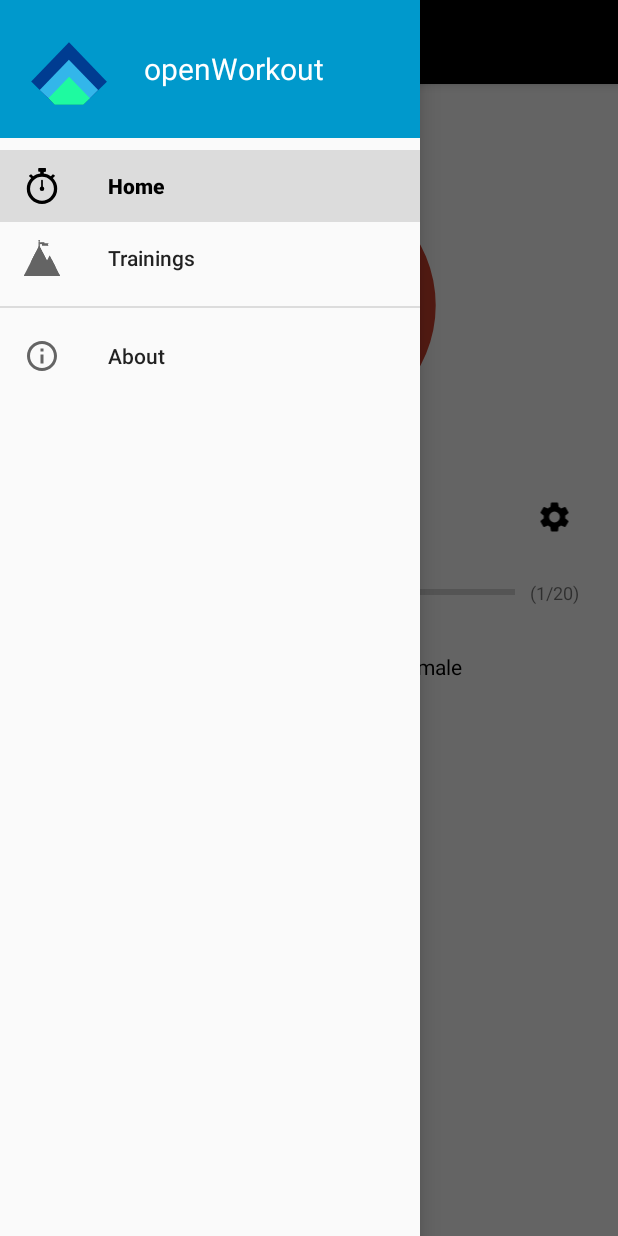
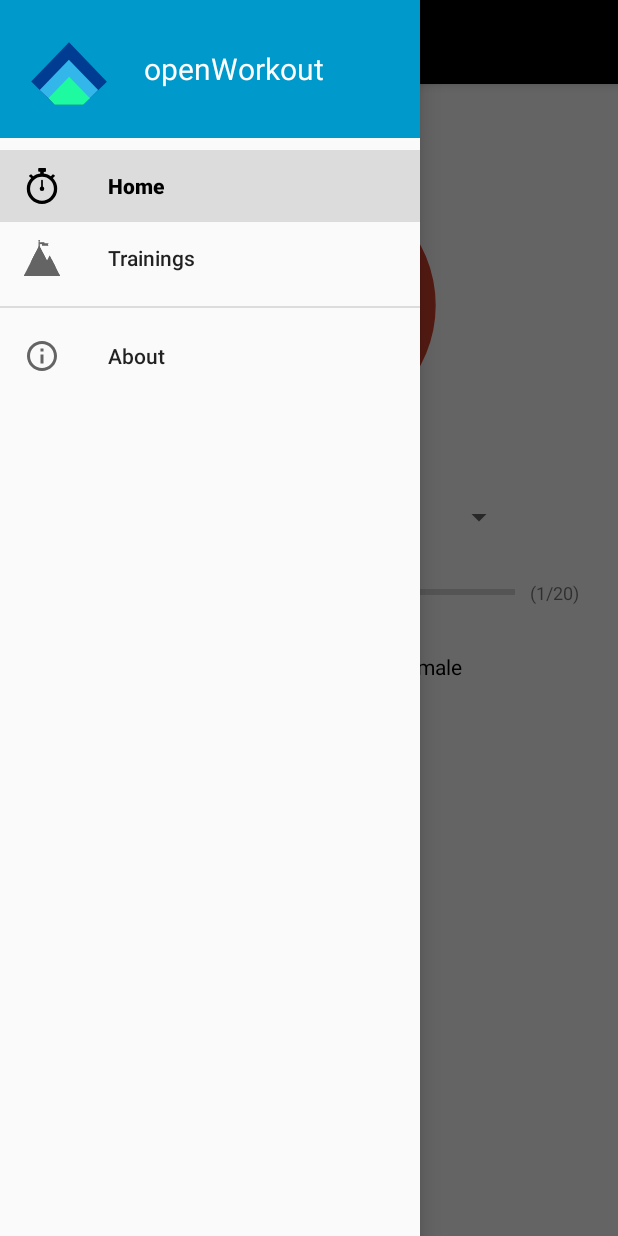
Before and after one commit to oliexdev/openWorkout, an Android app: the screen it shows after launch (MainActivity), with the side drawer open, on a phone screen of 412 x 824 dp. Run offline under Robolectric (Android 15) with nearby library versions, the phone set to English and light mode, and no system bars; our stand-ins replace Room's generated code, Timber, navigation-ui; libraries missing offline, so code that uses them is left out: com.alphamovie.lib; 11 statements that could not run were skipped.

Commit message:
replaced training name text view with a spinner view

```diff
--- a/app/src/main/java/com/health/openworkout/core/datatypes/TrainingPlan.java
+++ b/app/src/main/java/com/health/openworkout/core/datatypes/TrainingPlan.java
@@ -122,4 +122,9 @@ public class TrainingPlan {
     public void setCountFinishedTraining(int countFinishedTraining) {
         this.countFinishedTraining = countFinishedTraining;
     }
+
+    @Override
+    public String toString() {
+        return name;
+    }
 }
--- a/app/src/main/java/com/health/openworkout/gui/home/HomeFragment.java
+++ b/app/src/main/java/com/health/openworkout/gui/home/HomeFragment.java
@@ -8,9 +8,12 @@ import android.os.Bundle;
 import android.view.LayoutInflater;
 import android.view.View;
 import android.view.ViewGroup;
+import android.widget.AdapterView;
+import android.widget.ArrayAdapter;
 import android.widget.Button;
 import android.widget.ProgressBar;
 import android.widget.RadioGroup;
+import android.widget.Spinner;
 import android.widget.TableRow;
 import android.widget.TextView;
 
@@ -22,12 +25,11 @@ import com.health.openworkout.R;
 import com.health.openworkout.core.OpenWorkout;
 import com.health.openworkout.core.datatypes.TrainingPlan;
 import com.health.openworkout.core.datatypes.User;
-import com.health.openworkout.gui.training.TrainingFragment;
 
 public class HomeFragment extends Fragment {
     private Button startView;
     private TableRow trainingRow;
-    private TextView trainingNameView;
+    private Spinner trainingNameView;
     private ProgressBar sessionProgressBar;
     private TextView sessionView;
     private RadioGroup avatarGroup;
@@ -55,16 +57,6 @@ public class HomeFragment extends Fragment {
         });
 
         trainingRow = root.findViewById(R.id.trainingRow);
-
-        trainingRow.setOnClickListener(new View.OnClickListener() {
-            @Override
-            public void onClick(View v) {
-                HomeFragmentDirections.ActionHomeFragmentToTrainingFragment action = HomeFragmentDirections.actionHomeFragmentToTrainingFragment();
-                action.setFragmentMode(TrainingFragment.TRAINING_FRAGMENT_MODE.SELECT);
-                Navigation.findNavController(getActivity(), R.id.nav_host_fragment).navigate(action);
-            }
-        });
-
         sessionProgressBar = root.findViewById(R.id.sessionProgressBar);
         sessionView = root.findViewById(R.id.sessionView);
         trainingNameView = root.findViewById(R.id.trainingNameView);
@@ -72,7 +64,25 @@ public class HomeFragment extends Fragment {
         user = openWorkout.getCurrentUser();
         userTrainingPlan = openWorkout.getTrainingPlan(user.getTrainingsPlanId());
 
-        trainingNameView.setText(userTrainingPlan.getName());
+        final ArrayAdapter<TrainingPlan> spinnerArrayAdapter = new ArrayAdapter<>(getActivity(), R.layout.spinner_training_item, openWorkout.getTrainingPlans());
+
+        spinnerArrayAdapter.setDropDownViewResource(R.layout.spinner_training_item);
+        trainingNameView.setAdapter(spinnerArrayAdapter);
+
+        trainingNameView.setOnItemSelectedListener(new AdapterView.OnItemSelectedListener() {
+            @Override
+            public void onItemSelected(AdapterView<?> parent, View view, int position, long id) {
+                userTrainingPlan = (TrainingPlan)trainingNameView.getSelectedItem();
+
+                user.setTrainingsPlanId(userTrainingPlan.getTrainingPlanId());
+                openWorkout.updateUser(user);
+            }
+
+            @Override
+            public void onNothingSelected(AdapterView<?> parent) {
+
+            }
+        });
 
         sessionView.setText("(" + Integer.toString(userTrainingPlan.finishedSessionSize()) + "/" + userTrainingPlan.getWorkoutSessionSize()+")");
         sessionProgressBar.setMax(userTrainingPlan.getWorkoutSessionSize());
--- a/app/src/main/res/layout/fragment_home.xml
+++ b/app/src/main/res/layout/fragment_home.xml
@@ -52,20 +52,12 @@
                 android:layout_margin="10dp"
                 android:src="@drawable/ic_goal" />
 
-            <TextView
+            <Spinner
                 android:id="@+id/trainingNameView"
-                android:layout_width="match_parent"
+                android:layout_width="wrap_content"
                 android:layout_height="wrap_content"
                 android:layout_gravity="center_vertical"
                 android:text="TextView" />
-
-            <ImageView
-                android:id="@+id/imgSettingsView"
-                android:layout_width="wrap_content"
-                android:layout_height="wrap_content"
-                android:layout_gravity="center_vertical"
-                android:layout_margin="10dp"
-                android:src="@drawable/ic_settings" />
         </TableRow>
 
         <TableRow
--- a/app/src/main/res/navigation/mobile_navigation.xml
+++ b/app/src/main/res/navigation/mobile_navigation.xml
@@ -31,10 +31,6 @@
         <action
             android:id="@+id/action_TrainingFragment_to_SessionFragment"
             app:destination="@id/nav_sessions" />
-        <argument
-            android:name="fragment_mode"
-            app:argType="com.health.openworkout.gui.training.TrainingFragment$TRAINING_FRAGMENT_MODE"
-            android:defaultValue="EDIT" />
     </fragment>
 
     <fragment
```
Also changed, not shown: app/src/main/java/com/health/openworkout/gui/training/TrainingFragment.java (+5 -26 lines), app/src/main/res/layout/spinner_training_item.xml (added, +9 -0 lines).
